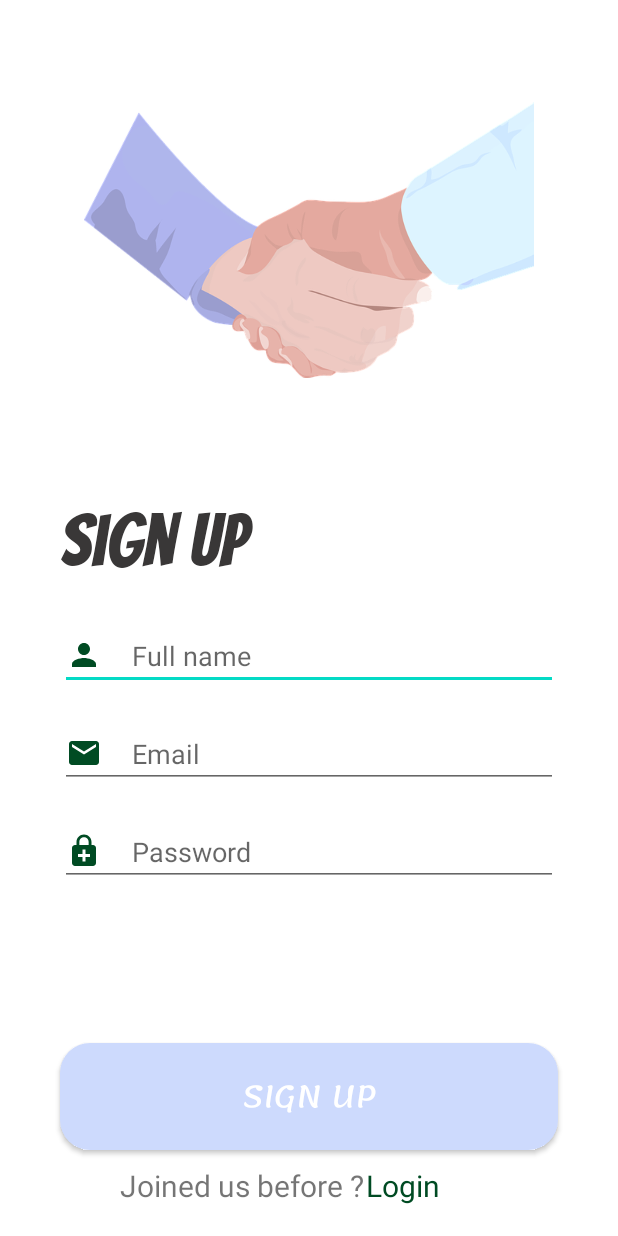
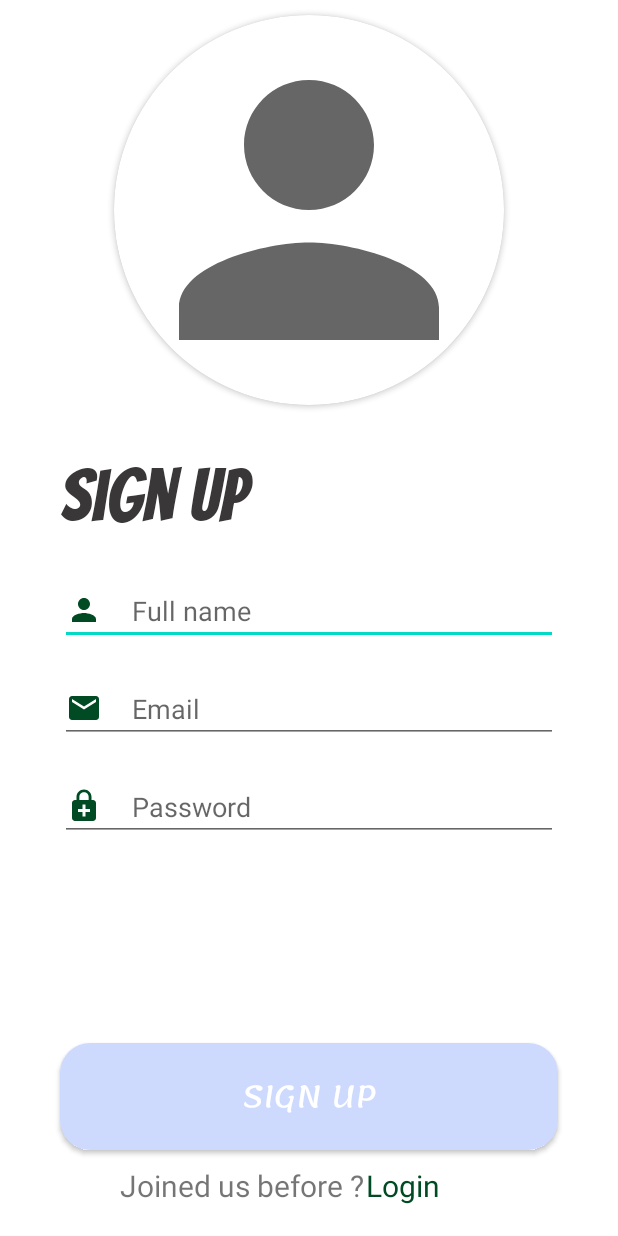
Before and after one commit to 1-SOURAV/ChatApp, an Android app: the screen it shows after launch (SignUpScreen), after a tap on "GET STARTED", on a phone screen of 412 x 824 dp. Run offline under Robolectric (Android 15) with nearby library versions, the phone set to English and light mode, and no system bars; our stand-ins replace Firebase (no records; nobody signed in at launch, a user with empty details on screens opened directly); Roboto replaces fonts that are not available here.

Commit message:
Cloud storage for user image implemented

```diff
--- a/app/src/main/res/layout/activity_sign_up_screen.xml
+++ b/app/src/main/res/layout/activity_sign_up_screen.xml
@@ -6,27 +6,37 @@
     android:layout_height="match_parent"
     tools:context=".Screens.SignUpScreen">
 
-    <ImageView
+    <androidx.cardview.widget.CardView
+        android:id="@+id/cardViewForImage"
+        android:layout_width="260dp"
+        android:layout_height="260dp"
         android:layout_margin="10dp"
         android:elevation="20dp"
-        android:id="@+id/handShakeIv"
-        android:layout_width="300dp"
-        android:layout_height="300dp"
-        android:src="@drawable/hand_shake"
+        app:cardCornerRadius="130dp"
         app:layout_constraintLeft_toLeftOf="parent"
         app:layout_constraintRight_toRightOf="parent"
-        app:layout_constraintTop_toTopOf="parent" />
+        app:layout_constraintTop_toTopOf="parent">
+
+        <ImageView
+            android:id="@+id/signUpUserImg"
+            android:layout_width="match_parent"
+            android:layout_height="match_parent"
+            android:contentDescription="@string/user_image"
+            android:src="@drawable/person" />
+
+    </androidx.cardview.widget.CardView>
 
     <TextView
         android:id="@+id/signupTv"
         android:layout_width="match_parent"
         android:layout_height="wrap_content"
         android:layout_marginHorizontal="40dp"
+        android:layout_marginTop="10dp"
         android:fontFamily="@font/bangers"
         android:text="@string/sign_up"
         android:textColor="@color/headings"
         android:textSize="48sp"
-        app:layout_constraintTop_toBottomOf="@id/handShakeIv" />
+        app:layout_constraintTop_toBottomOf="@id/cardViewForImage" />
 
     <EditText
         android:id="@+id/fullNameTv"
@@ -87,15 +97,15 @@
         android:id="@+id/signUpBtn"
         android:layout_width="match_parent"
         android:layout_height="wrap_content"
-        app:layout_constraintBottom_toTopOf="@id/loginTv"
         android:layout_marginHorizontal="40dp"
+        android:layout_marginBottom="10dp"
         android:background="@drawable/btn_bg"
+        android:fontFamily="@font/lemonada"
         android:padding="15dp"
         android:text="@string/sign_up"
+        android:textColor="@color/white"
         android:textSize="20sp"
-        android:textColor="@color/white"
-        android:layout_marginBottom="10dp"
-        android:fontFamily="@font/lemonada"/>
+        app:layout_constraintBottom_toTopOf="@id/loginTv" />
 
 
     <LinearLayout
@@ -120,13 +130,13 @@
         <TextView
             android:id="@+id/loginTv1"
             android:layout_width="0dp"
+            android:layout_height="wrap_content"
             android:layout_marginStart="2dp"
             android:layout_weight="1"
-            android:layout_height="wrap_content"
             android:fontFamily="@font/atma_medium"
             android:text="@string/login1"
+            android:textAlignment="textStart"
             android:textColor="@color/mine"
-            android:textAlignment="textStart"
             android:textSize="20sp" />
     </LinearLayout>
 
```
Also changed, not shown: app/build.gradle (+6 -2 lines), app/src/main/java/com/sourav1/chatapp/Adapter/ChatRvAdapter.kt (+17 -4 lines), app/src/main/java/com/sourav1/chatapp/Data/Users.kt (+1 -32 lines), app/src/main/java/com/sourav1/chatapp/FragmentScreen/ChatsScreen.kt (+55 -1 lines), app/src/main/java/com/sourav1/chatapp/Screens/Dashboard.kt (+15 -13 lines), app/src/main/java/com/sourav1/chatapp/Screens/DetailedChat.kt (+17 -4 lines), app/src/main/java/com/sourav1/chatapp/Screens/SignUpScreen.kt (+58 -32 lines), app/src/main/res/layout/activity_detailed_chat.xml (+7 -6 lines), app/src/main/res/layout/chat_item.xml (+3 -14 lines).
